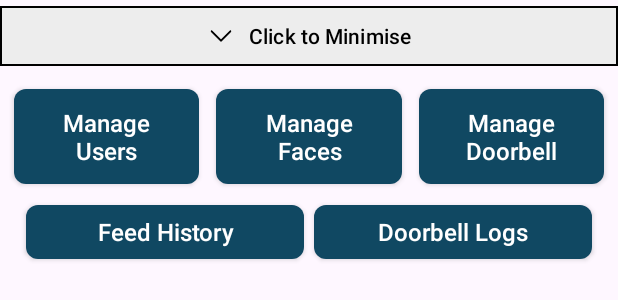
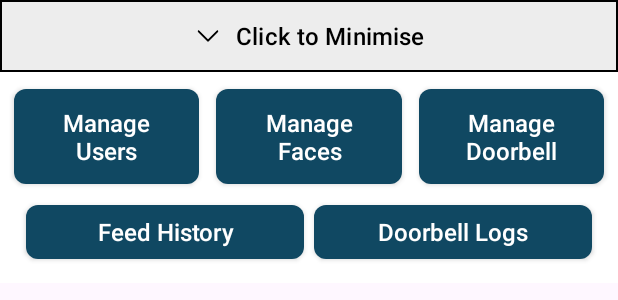
Before and after one commit to KasturiaL/Knockly-Smart-Doorbell, an Android app: the layout fragment_doorbell_options_tab.xml on its own in the app's theme, with its tools: preview values and no code run, on a phone screen of 412 x 824 dp. Shown: the top 300 px of the screen. Run offline under Robolectric (Android 15) with nearby library versions, the phone set to English and light mode, and no system bars.

Commit message:
Added backgrounds to fragments to prevent live feed clipping

```diff
--- a/mobile_app/android/app/src/main/res/layout/fragment_door_control.xml
+++ b/mobile_app/android/app/src/main/res/layout/fragment_door_control.xml
@@ -5,9 +5,8 @@
     android:id="@+id/frameLayout"
     android:layout_width="match_parent"
     android:layout_height="match_parent"
-    android:layout_margin="5dp"
-    android:layout_marginHorizontal="5dp"
-    android:layout_marginVertical="5dp"
+    android:background="@color/white"
+    android:backgroundTint="@color/white"
     tools:context=".indvDoorbellPage.DoorControlFragment">
 
     <Button
--- a/mobile_app/android/app/src/main/res/layout/fragment_doorbell_options_tab.xml
+++ b/mobile_app/android/app/src/main/res/layout/fragment_doorbell_options_tab.xml
@@ -12,22 +12,26 @@
         android:layout_width="match_parent"
         android:layout_height="wrap_content"
         android:backgroundTint="@color/colorSecondary"
+        android:insetTop="0dp"
+        android:insetBottom="0dp"
         android:text="@string/buttonMinimiseOptionsTitle"
         android:textColor="@color/black"
-        android:textSize="14sp"
+        android:textSize="16sp"
         app:cornerRadius="0dp"
         app:icon="@drawable/down_arrow"
         app:iconGravity="textStart"
         app:iconSize="20dp"
         app:iconTint="@color/black"
-        app:layout_constraintWidth_percent="0.9"
+        app:layout_constraintWidth_percent="1"
         app:strokeColor="@color/black"
         app:strokeWidth="1dp" />
 
     <androidx.constraintlayout.widget.ConstraintLayout
         android:id="@+id/MinimiseTabButtonContainer"
         android:layout_width="match_parent"
-        android:layout_height="wrap_content">
+        android:layout_height="wrap_content"
+        android:background="@color/white"
+        android:backgroundTint="@color/white">
 
         <Button
             android:id="@+id/feedHistoryButton"
```
Also changed, not shown: mobile_app/android/app/src/main/res/layout/activity_indv_doorbell.xml (+9 -9 lines).
